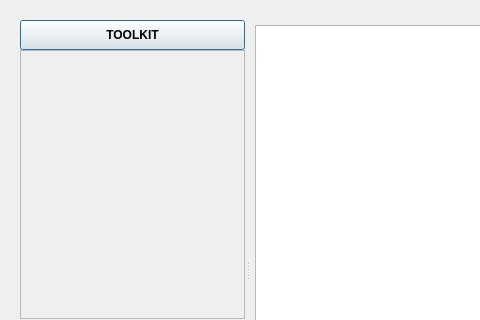
This is idaclu/idaclu.ui in harlamism/IdaClu as Qt 5 draws it before an edit; both pictures show x 0 to 480 and y 0 to 320 of the 960 by 540 pixel window. The edited form follows.
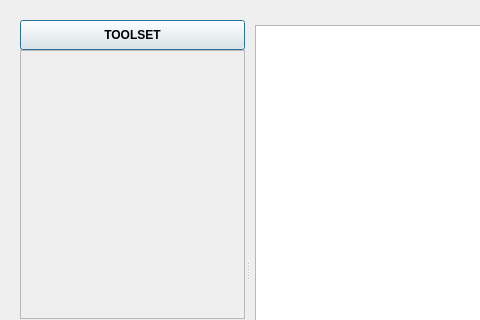
This is the edited form. Icons and pictures are not drawn. Custom widgets are drawn as their Qt base class.

Commit message: :ok_hand: IMPROVE: change gui-labels

What changed in the file:
```diff
--- a/idaclu/idaclu.ui
+++ b/idaclu/idaclu.ui
@@ -57,7 +57,7 @@
             <cursorShape>PointingHandCursor</cursorShape>
            </property>
            <property name="text">
-            <string>TOOLKIT</string>
+            <string>TOOLSET</string>
            </property>
           </widget>
          </item>
```
Left out of the diff: 2 changed lines with no effect on the pictures. The commit also changes 1 other file.
